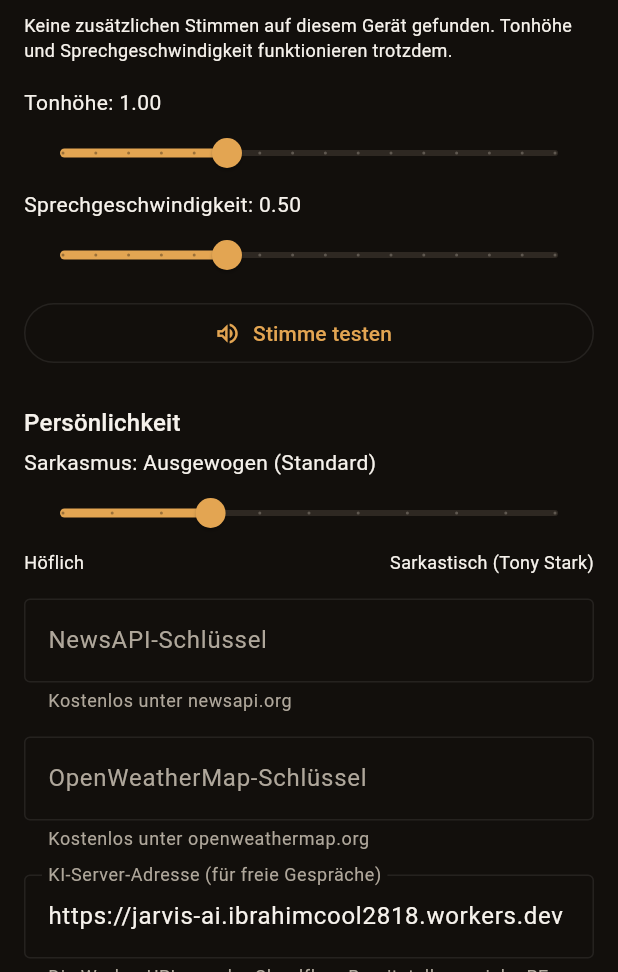
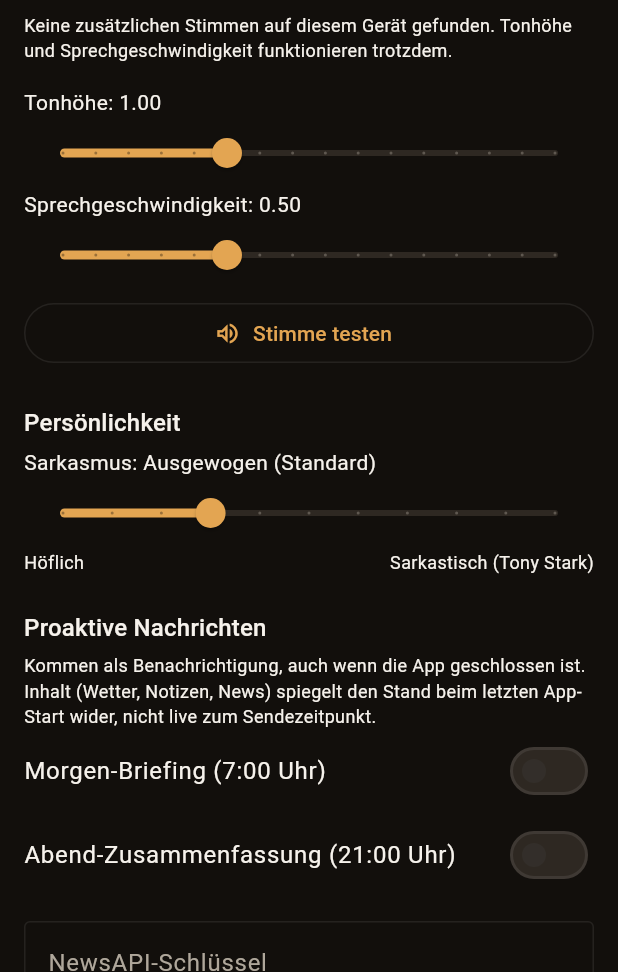
Before and after one commit to ibrahim200832/jarvis-mobile, a Flutter app: the screen it shows after launch, item 2 of the bottom bar chosen, after a tap on the "settings" icon, on a phone screen of 412 x 824 dp, the part 264-1236 px from its top. Run offline on Flutter 3.47's test engine with Material 3 defaults, Android fonts, the phone set to English and light mode, and no system bars; our stand-ins replace audioplayers, battery_plus, camera, flutter_contacts, flutter_local_notifications, flutter_svg and 12 more; missing offline and left inert: dart:js_interop, dart:ui_web, flutter_web_auth_2, installed_apps; network calls fail.

Commit message:
Add proactive morning briefing / evening summary notifications
Two opt-in switches in Einstellungen schedule genuine daily OS-level
notifications (via flutter_local_notifications' recurring
zonedSchedule, the same mechanism already used for timer alerts) that
fire even with the app fully closed. Content — weather, open notes,
top headline, gamification status — is (re-)composed whenever the
toggle is saved or the app starts, not fetched live at the exact fire
moment; documented plainly in the Einstellungen UI. "morgen-briefing"
and "abend-zusammenfassung" preview the content on demand right now.

Co-Authored-By: Claude Sonnet 5 <noreply@anthropic.com>
Claude-Session: https://claude.ai/code/session_012KZggYb9jbKYN7yy7Nbs4Q

```diff
--- a/lib/core/command_router.dart
+++ b/lib/core/command_router.dart
@@ -16,6 +16,7 @@ import '../services/music_dj_service.dart';
 import '../services/news_service.dart';
 import '../services/notes_service.dart';
 import '../services/notification_service.dart';
+import '../services/proactive_briefing_service.dart';
 import '../services/qr_service.dart';
 import '../services/random_fun_service.dart';
 import '../services/settings_service.dart';
@@ -84,6 +85,7 @@ class CommandRouter {
     required this.soundboard,
     required this.gamification,
     required this.musicDj,
+    required this.briefing,
   });
 
   final WikipediaService wikipedia;
@@ -112,6 +114,7 @@ class CommandRouter {
   final SoundboardService soundboard;
   final GamificationService gamification;
   final MusicDjService musicDj;
+  final ProactiveBriefingService briefing;
 
   /// Rolling window of past AI exchanges (user+assistant pairs), so a
   /// follow-up like "und morgen?" is understood in context instead of
@@ -167,6 +170,7 @@ Das kann ich für dich tun:
 • "starte ein sci-fi abenteuer" / "starte eine detektivgeschichte" (interaktives Textadventure, "beende das abenteuer" zum Verlassen)
 • "mein level" / "meine xp" / "meine erfolge" (Notizen, Timer und Commits geben XP) / "commit gemacht" (loggt einen Code-Commit)
 • "musik zum <Stimmung>" (z.B. fokus, entspannen, workout, party) / "passende musik" (nach Tageszeit) (Spotify-Verbindung nötig)
+• "morgen-briefing" / "abend-zusammenfassung" (Vorschau jetzt; automatischer täglicher Versand als Benachrichtigung ist in Einstellungen aktivierbar)
 • alles andere: frag mich einfach frei, ich antworte mit echter KI und kann
   dabei auch direkt anrufen, WhatsApp schreiben oder Apps öffnen
 ''';
@@ -521,6 +525,14 @@ Das kann ich für dich tun:
         return CommandResult(await gamification.statusText());
       }
 
+      if (_matchesAny(lower, ['morgen-briefing', 'morgenbriefing', 'gib mir das briefing'])) {
+        return CommandResult(await briefing.buildMorningBriefing());
+      }
+
+      if (_matchesAny(lower, ['abend-zusammenfassung', 'tageszusammenfassung', 'abendzusammenfassung'])) {
+        return CommandResult(await briefing.buildEveningSummary());
+      }
+
       if (_matchesAny(lower, ['commit gemacht', 'ich habe committet', 'logge einen commit', 'trage einen commit ein'])) {
         final xp = await gamification.logCommit();
         return CommandResult('Commit geloggt.${xp.toSuffix()}');
--- a/lib/screens/home_screen.dart
+++ b/lib/screens/home_screen.dart
@@ -23,6 +23,7 @@ import '../services/music_dj_service.dart';
 import '../services/news_service.dart';
 import '../services/notes_service.dart';
 import '../services/notification_service.dart';
+import '../services/proactive_briefing_service.dart';
 import '../services/qr_service.dart';
 import '../services/random_fun_service.dart';
 import '../services/settings_service.dart';
@@ -62,6 +63,15 @@ class _HomeScreenState extends State<HomeScreen> {
   final _speech = SpeechService();
   final _tts = TtsService();
   final _settings = SettingsService();
+  final _briefing = ProactiveBriefingService(
+    notifications: NotificationService(),
+    weather: WeatherService(),
+    news: NewsService(),
+    notes: NotesService(),
+    location: LocationService(),
+    gamification: GamificationService(),
+    settings: SettingsService(),
+  );
   final _contacts = ContactsService();
   final _timer = TimerService();
   final _spotify = SpotifyService();
@@ -115,11 +125,16 @@ class _HomeScreenState extends State<HomeScreen> {
       soundboard: SoundboardService(),
       gamification: GamificationService(),
       musicDj: MusicDjService(),
+      briefing: _briefing,
     );
     _timer.onFire = _onTimerFired;
     _speech.init();
     unawaited(_checkForUpdate());
     unawaited(_applyStoredTtsSettings());
+    // Not a background fetch (see ProactiveBriefingService) - just makes
+    // sure the daily notifications are scheduled/updated with today's data
+    // whenever the app is opened, in case Einstellungen enabled them.
+    unawaited(_briefing.rescheduleAll());
   }
 
   /// Loads the saved TTS voice/pitch/speech-rate (Einstellungen) so JARVIS
@@ -592,6 +607,7 @@ class _HomeScreenState extends State<HomeScreen> {
                       spotify: _spotify,
                       tiktok: _tiktok,
                       tts: _tts,
+                      briefing: _briefing,
                     ),
                   ),
                 ),
--- a/lib/screens/settings_screen.dart
+++ b/lib/screens/settings_screen.dart
@@ -2,6 +2,7 @@ import 'package:flutter/material.dart';
 import 'package:package_info_plus/package_info_plus.dart';
 
 import '../services/contacts_service.dart';
+import '../services/proactive_briefing_service.dart';
 import '../services/settings_service.dart';
 import '../services/spotify_service.dart';
 import '../services/tiktok_upload_service.dart';
@@ -16,6 +17,7 @@ class SettingsScreen extends StatefulWidget {
     required this.spotify,
     required this.tiktok,
     required this.tts,
+    required this.briefing,
   });
 
   final SettingsService settings;
@@ -23,6 +25,7 @@ class SettingsScreen extends StatefulWidget {
   final SpotifyService spotify;
   final TikTokUploadService tiktok;
   final TtsService tts;
+  final ProactiveBriefingService briefing;
 
   @override
   State<SettingsScreen> createState() => _SettingsScreenState();
@@ -49,6 +52,8 @@ class _SettingsScreenState extends State<SettingsScreen> {
   double _ttsPitch = 1.0;
   double _ttsSpeechRate = 0.5;
   double _sarcasmLevel = 0.3;
+  bool _morningBriefingEnabled = false;
+  bool _eveningSummaryEnabled = false;
 
   static const _aiModels = {
     'openai': 'ChatGPT (Standard)',
@@ -92,6 +97,8 @@ class _SettingsScreenState extends State<SettingsScreen> {
     _ttsPitch = await widget.settings.getTtsPitch();
     _ttsSpeechRate = await widget.settings.getTtsSpeechRate();
     _sarcasmLevel = await widget.settings.getSarcasmLevel();
+    _morningBriefingEnabled = await widget.settings.getMorningBriefingEnabled();
+    _eveningSummaryEnabled = await widget.settings.getEveningSummaryEnabled();
     final savedVoiceName = await widget.settings.getTtsVoiceName();
     final savedVoiceLocale = await widget.settings.getTtsVoiceLocale();
     if (savedVoiceName != null && savedVoiceLocale != null) {
@@ -145,6 +152,9 @@ class _SettingsScreenState extends State<SettingsScreen> {
       pitch: _ttsPitch,
       speechRate: _ttsSpeechRate,
     );
+    await widget.settings.setMorningBriefingEnabled(_morningBriefingEnabled);
+    await widget.settings.setEveningSummaryEnabled(_eveningSummaryEnabled);
+    await widget.briefing.rescheduleAll();
     if (!mounted) return;
     ScaffoldMessenger.of(context).showSnackBar(const SnackBar(content: Text('Gespeichert.')));
   }
@@ -323,6 +333,26 @@ class _SettingsScreenState extends State<SettingsScreen> {
               Text('Sarkastisch (Tony Stark)', style: TextStyle(fontSize: 12)),
             ],
           ),
+          const SizedBox(height: 24),
+          Text('Proaktive Nachrichten', style: Theme.of(context).textTheme.titleMedium),
+          const SizedBox(height: 4),
+          const Text(
+            'Kommen als Benachrichtigung, auch wenn die App geschlossen ist. Inhalt (Wetter, Notizen, News) '
+            'spiegelt den Stand beim letzten App-Start wider, nicht live zum Sendezeitpunkt.',
+            style: TextStyle(fontSize: 12),
+          ),
+          SwitchListTile(
+            contentPadding: EdgeInsets.zero,
+            title: const Text('Morgen-Briefing (7:00 Uhr)'),
+            value: _morningBriefingEnabled,
+            onChanged: (value) => setState(() => _morningBriefingEnabled = value),
+          ),
+          SwitchListTile(
+            contentPadding: EdgeInsets.zero,
+            title: const Text('Abend-Zusammenfassung (21:00 Uhr)'),
+            value: _eveningSummaryEnabled,
+            onChanged: (value) => setState(() => _eveningSummaryEnabled = value),
+          ),
           const SizedBox(height: 16),
           TextField(
             controller: _newsKeyCtrl,
--- /dev/null
+++ b/lib/services/proactive_briefing_service.dart
@@ -0,0 +1,108 @@
+import 'gamification_service.dart';
+import 'location_service.dart';
+import 'news_service.dart';
+import 'notes_service.dart';
+import 'notification_service.dart';
+import 'settings_service.dart';
+import 'weather_service.dart';
+
+/// Builds and (re-)schedules the proactive morning-briefing / evening-
+/// summary notifications. These fire as genuine OS-level daily alarms via
+/// NotificationService (the same mechanism already used for timers), so
+/// they arrive even with the app fully closed — but since there is no
+/// background data fetch at the moment they actually fire, their content
+/// reflects whatever was available the last time they were (re-)scheduled
+/// (app start, or toggling the setting) rather than the exact fire moment.
+class ProactiveBriefingService {
+  static const morningNotificationId = 9001;
+  static const eveningNotificationId = 9002;
+  static const morningHour = 7;
+  static const eveningHour = 21;
+
+  final NotificationService notifications;
+  final WeatherService weather;
+  final NewsService news;
+  final NotesService notes;
+  final LocationService location;
+  final GamificationService gamification;
+  final SettingsService settings;
+
+  ProactiveBriefingService({
+    required this.notifications,
+    required this.weather,
+    required this.news,
+    required this.notes,
+    required this.location,
+    required this.gamification,
+    required this.settings,
+  });
+
+  Future<String> _weatherLine() async {
+    final key = await settings.getWeatherApiKey();
+    if (key == null || key.isEmpty) return '';
+    try {
+      final loc = await location.current();
+      final result = await weather.byCoordinates(key, loc.latitude, loc.longitude);
+      return ' Wetter in ${result.city}: ${result.description}, ${result.tempCelsius.round()}°C.';
+    } catch (_) {
+      return '';
+    }
+  }
+
+  Future<String> _newsLine() async {
+    final key = await settings.getNewsApiKey();
+    if (key == null || key.isEmpty) return '';
+    try {
+      final headlines = await news.topHeadlines(key);
+      if (headlines.isEmpty) return '';
+      return ' Top-Meldung: ${headlines.first}.';
+    } catch (_) {
+      return '';
+    }
+  }
+
+  Future<String> buildMorningBriefing() async {
+    final buffer = StringBuffer('Guten Morgen!');
+    buffer.write(await _weatherLine());
+    final openNotes = await notes.list();
+    if (openNotes.isNotEmpty) {
+      buffer.write(' Du hast ${openNotes.length} offene Notiz${openNotes.length == 1 ? '' : 'en'}.');
+    }
+    buffer.write(await _newsLine());
+    return buffer.toString();
+  }
+
+  Future<String> buildEveningSummary() async {
+    final status = await gamification.statusText();
+    return 'Guten Abend! $status';
+  }
+
+  /// Re-schedules both notifications based on the current Einstellungen
+  /// (enabled/disabled) and freshest available data — call on app start and
+  /// whenever the user changes the toggles.
+  Future<void> rescheduleAll() async {
+    if (await settings.getMorningBriefingEnabled()) {
+      await notifications.scheduleDailyNotification(
+        id: morningNotificationId,
+        title: 'J.A.R.V.I.S. Morgen-Briefing',
+        body: await buildMorningBriefing(),
+        hour: morningHour,
+        minute: 0,
+      );
+    } else {
+      await notifications.cancelDailyNotification(morningNotificationId);
+    }
+
+    if (await settings.getEveningSummaryEnabled()) {
+      await notifications.scheduleDailyNotification(
+        id: eveningNotificationId,
+        title: 'J.A.R.V.I.S. Abend-Zusammenfassung',
+        body: await buildEveningSummary(),
+        hour: eveningHour,
+        minute: 0,
+      );
+    } else {
+      await notifications.cancelDailyNotification(eveningNotificationId);
+    }
+  }
+}
--- a/lib/services/settings_service.dart
+++ b/lib/services/settings_service.dart
@@ -15,6 +15,8 @@ class SettingsService {
   static const _keyTtsPitch = 'tts_pitch';
   static const _keyTtsSpeechRate = 'tts_speech_rate';
   static const _keySarcasmLevel = 'sarcasm_level';
+  static const _keyMorningBriefingEnabled = 'morning_briefing_enabled';
+  static const _keyEveningSummaryEnabled = 'evening_summary_enabled';
 
   Future<String?> getNewsApiKey() async {
     final prefs = await SharedPreferences.getInstance();
@@ -171,4 +173,24 @@ class SettingsService {
     final prefs = await SharedPreferences.getInstance();
     await prefs.setDouble(_keySarcasmLevel, value);
   }
+
+  Future<bool> getMorningBriefingEnabled() async {
+    final prefs = await SharedPreferences.getInstance();
+    return prefs.getBool(_keyMorningBriefingEnabled) ?? false;
+  }
+
+  Future<void> setMorningBriefingEnabled(bool value) async {
+    final prefs = await SharedPreferences.getInstance();
+    await prefs.setBool(_keyMorningBriefingEnabled, value);
+  }
+
+  Future<bool> getEveningSummaryEnabled() async {
+    final prefs = await SharedPreferences.getInstance();
+    return prefs.getBool(_keyEveningSummaryEnabled) ?? false;
+  }
+
+  Future<void> setEveningSummaryEnabled(bool value) async {
+    final prefs = await SharedPreferences.getInstance();
+    await prefs.setBool(_keyEveningSummaryEnabled, value);
+  }
 }
```
Also changed, not shown: lib/services/notification_service.dart (+45 -0 lines), 1 other file.
